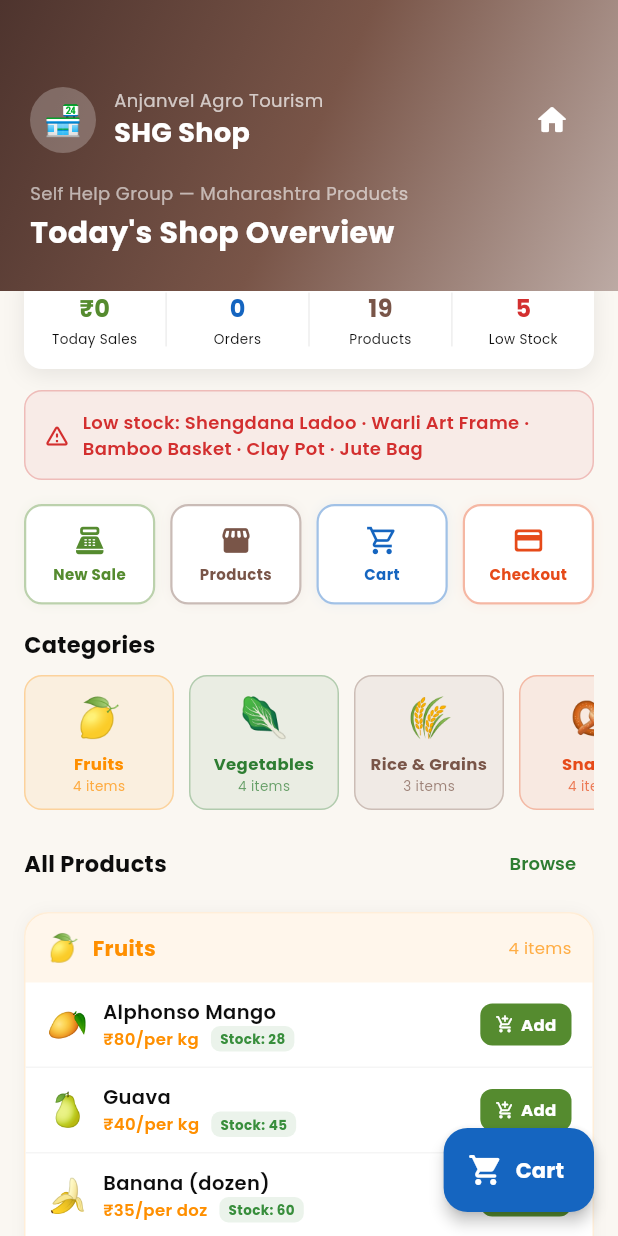
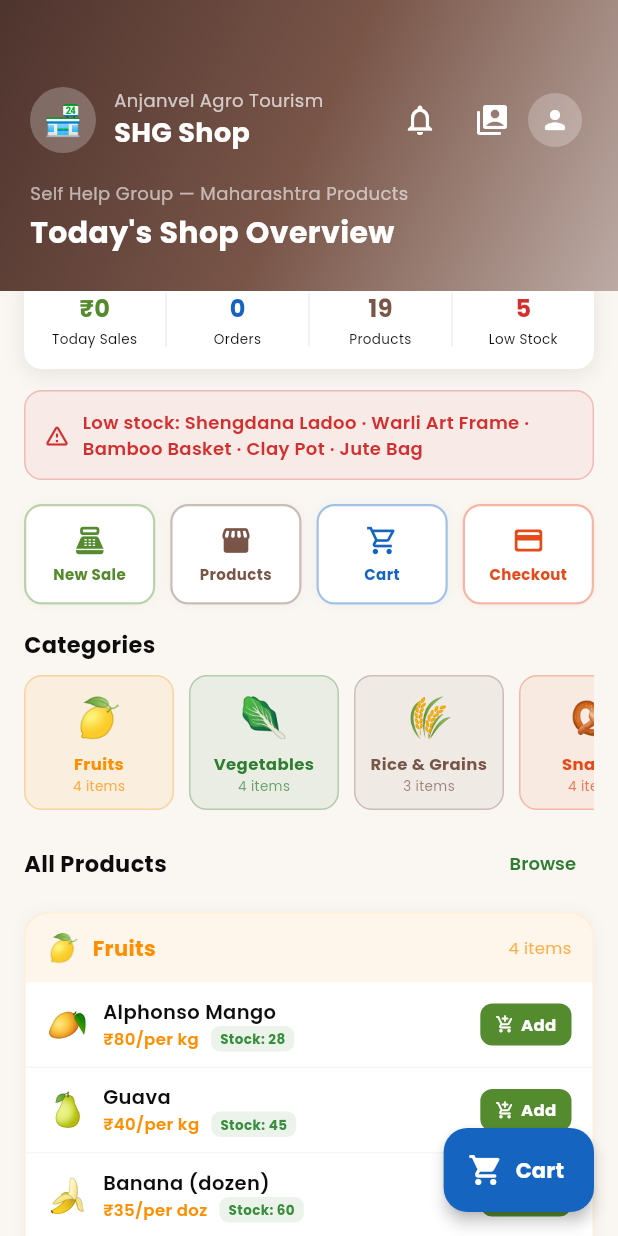
Before and after one commit to Chaitali2494/anjanvel-erp, a Flutter app: the ShopDashboardScreen screen opened by its route, on a phone screen of 412 x 824 dp. Run offline on Flutter 3.47's test engine with Material 3 defaults, Android fonts, the phone set to English and light mode, and no system bars; our stand-ins replace firebase_core, firebase_messaging, fl_chart, flutter_local_notifications, flutter_riverpod, go_router and 8 more; missing offline and left inert: dart:html, excel; accounts and stored records are empty; network calls fail.

Commit message:
feat: add profile + sign out access to Activity, Shop, and Accountant dashboards

```diff
--- a/flutter_app/lib/features/shop/presentation/screens/shop_dashboard_screen.dart
+++ b/flutter_app/lib/features/shop/presentation/screens/shop_dashboard_screen.dart
@@ -128,9 +128,24 @@ class ShopDashboardScreen extends ConsumerWidget {
                       ),
                     ),
                     IconButton(
+                      onPressed: () => context.push('/notifications'),
+                      icon: const Icon(Icons.notifications_outlined, color: Colors.white),
+                      tooltip: 'Notifications',
+                    ),
+                    IconButton(
                       onPressed: () => context.go('/role-selection'),
-                      icon: const Icon(Icons.home_rounded, color: Colors.white),
+                      icon: const Icon(Icons.switch_account_rounded, color: Colors.white),
+                      tooltip: 'Switch Role',
                     ),
+                    GestureDetector(
+                      onTap: () => context.push('/profile'),
+                      child: const CircleAvatar(
+                        radius: 18,
+                        backgroundColor: Colors.white24,
+                        child: Icon(Icons.person_rounded, color: Colors.white, size: 20),
+                      ),
+                    ),
+                    const SizedBox(width: 4),
                   ]),
                   const SizedBox(height: 16),
                   const Text('Self Help Group — Maharashtra Products',
```
Also changed, not shown: flutter_app/lib/features/dashboard/presentation/screens/activity_coordinator_dashboard_screen.dart (+14 -5 lines), flutter_app/lib/features/reports/presentation/screens/analytics_screen.dart (+11 -0 lines).
